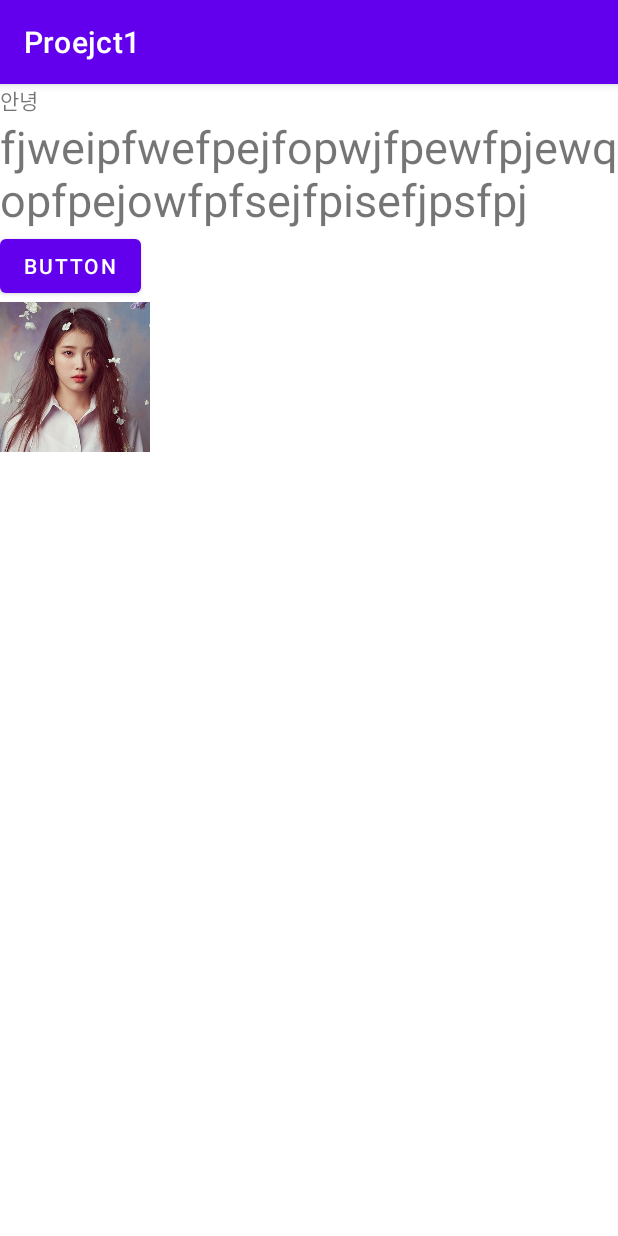
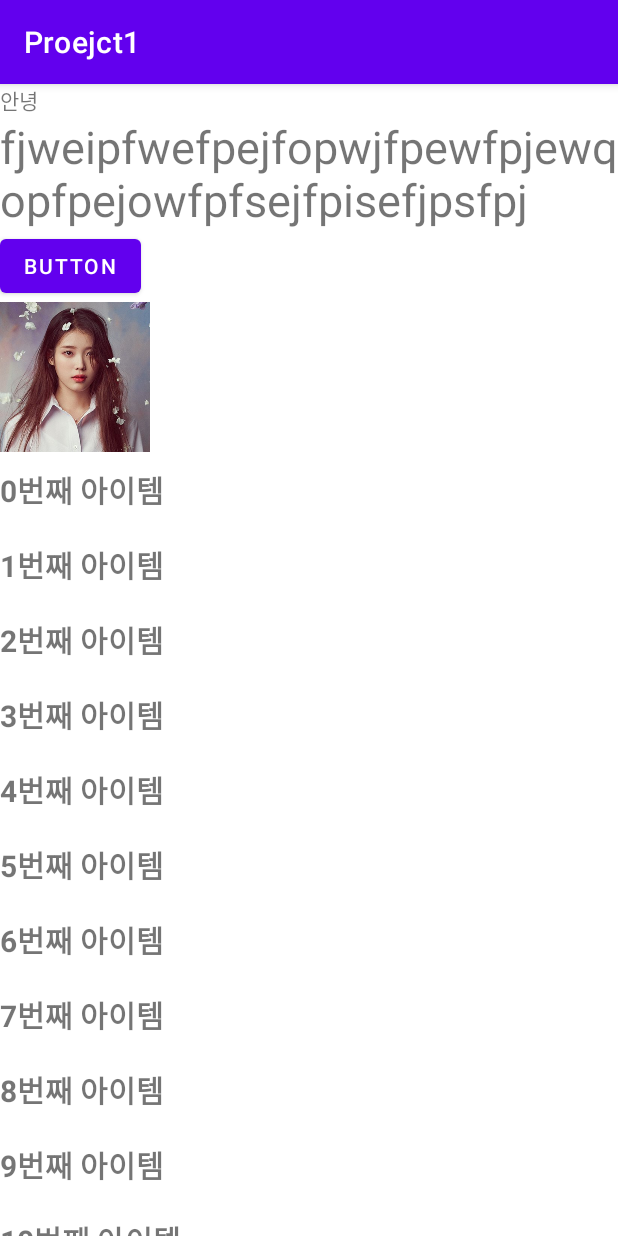
Before and after one commit to cktkdrms66/project1, an Android app: the screen it shows after launch (MainActivity), on a phone screen of 412 x 824 dp. Run offline under Robolectric (Android 15) with nearby library versions, the phone set to English and light mode, and no system bars.

Commit message:
리사이클러뷰 추가

```diff
--- a/Proejct1/app/src/main/java/com/example/proejct1/MainActivity.java
+++ b/Proejct1/app/src/main/java/com/example/proejct1/MainActivity.java
@@ -1,12 +1,16 @@
 package com.example.proejct1;
 
 import androidx.appcompat.app.AppCompatActivity;
+import androidx.recyclerview.widget.LinearLayoutManager;
+import androidx.recyclerview.widget.RecyclerView;
 
 import android.os.Bundle;
 import android.view.View;
 import android.widget.Button;
 import android.widget.ImageView;
 import android.widget.TextView;
+
+import java.util.ArrayList;
 
 public class MainActivity extends AppCompatActivity {
 
@@ -16,15 +20,19 @@ public class MainActivity extends AppCompatActivity {
 
     ImageView img;
 
+    RecyclerView recyclerView;
+
     @Override
     protected void onCreate(Bundle savedInstanceState) {
         super.onCreate(savedInstanceState);
         setContentView(R.layout.activity_main);
 
 
-        textView1 = findViewById(R.id.textView);
+        textView1 = findViewById(R.id.name);
         button = findViewById(R.id.button111);
         img = findViewById(R.id.iuimg);
+        recyclerView = findViewById(R.id.recylerview);
+
 
         textView1.setText("fjweipfwefpejfopwjfpewfpjewqopfpejowfpfsejfpisefjpsfpj");
 
@@ -36,5 +44,21 @@ public class MainActivity extends AppCompatActivity {
         });
 
 
+        recyclerView.setLayoutManager(new LinearLayoutManager(this, RecyclerView.VERTICAL, false)) ; // 상하 스크롤
+
+        Tab1Adapter adapter = new Tab1Adapter();
+
+        ArrayList<String> tests = new ArrayList<>();
+        for (int i = 0; i < 100; i++) {
+            String str = i + "번째 아이템";
+            tests.add(str);
+        }
+
+        adapter.setItems(tests);
+
+        recyclerView.setAdapter(adapter);
+
+
+
     }
 }
--- /dev/null
+++ b/Proejct1/app/src/main/java/com/example/proejct1/Tab1Adapter.java
@@ -0,0 +1,44 @@
+package com.example.proejct1;
+
+import android.content.Context;
+import android.view.LayoutInflater;
+import android.view.View;
+import android.view.ViewGroup;
+
+import androidx.annotation.NonNull;
+import androidx.recyclerview.widget.RecyclerView;
+
+import java.util.ArrayList;
+
+public class Tab1Adapter extends RecyclerView.Adapter<Tab1ViewHolder> {
+
+    private ArrayList<String> accounts;
+
+    public Tab1Adapter() {
+        accounts = new ArrayList<>();
+    }
+
+    @NonNull
+    @Override
+    public Tab1ViewHolder onCreateViewHolder(@NonNull ViewGroup parent, int viewType) {
+        Context context = parent.getContext();
+        LayoutInflater inflater = (LayoutInflater) context.getSystemService(Context.LAYOUT_INFLATER_SERVICE);
+        View view = inflater.inflate(R.layout.tab_1_item, parent, false);
+        return new Tab1ViewHolder(context, view);
+    }
+
+    @Override
+    public void onBindViewHolder(@NonNull Tab1ViewHolder holder, int position) {
+        holder.textView.setText(accounts.get(position));
+    }
+
+    @Override
+    public int getItemCount() {
+        return accounts.size();
+    }
+
+    public void setItems(ArrayList<String> items) {
+        accounts = items;
+    }
+
+}
--- /dev/null
+++ b/Proejct1/app/src/main/java/com/example/proejct1/Tab1ViewHolder.java
@@ -0,0 +1,18 @@
+package com.example.proejct1;
+
+import android.content.Context;
+import android.view.View;
+import android.widget.TextView;
+
+import androidx.recyclerview.widget.RecyclerView;
+
+public class Tab1ViewHolder extends RecyclerView.ViewHolder {
+
+    TextView textView;
+
+    Tab1ViewHolder(Context context, View itemView) {
+        super(itemView);
+
+        textView = itemView.findViewById(R.id.name);
+    }
+}
--- a/Proejct1/app/src/main/res/layout/activity_main.xml
+++ b/Proejct1/app/src/main/res/layout/activity_main.xml
@@ -14,7 +14,7 @@
         android:text="안녕" />
 
     <TextView
-        android:id="@+id/textView"
+        android:id="@+id/name"
         android:layout_width="wrap_content"
         android:layout_height="wrap_content"
         android:text="ㄹㅂㄷㄹㄷㄹㅂ"
@@ -32,4 +32,9 @@
         android:layout_height="100dp"
         app:srcCompat="@drawable/iu" />
 
+    <androidx.recyclerview.widget.RecyclerView
+        android:id="@+id/recylerview"
+        android:layout_width="match_parent"
+        android:layout_height="match_parent" />
+
 </LinearLayout>
--- /dev/null
+++ b/Proejct1/app/src/main/res/layout/tab_1_item.xml
@@ -0,0 +1,17 @@
+<?xml version="1.0" encoding="utf-8"?>
+<RelativeLayout
+    xmlns:android="http://schemas.android.com/apk/res/android"
+    android:layout_width="match_parent"
+    android:layout_height="50dp">
+
+    <TextView
+        android:id="@+id/name"
+        android:layout_width="match_parent"
+        android:layout_height="match_parent"
+        android:layout_alignParentLeft="true"
+        android:gravity="center_vertical"
+        android:text="text text text text"
+        android:textSize="20dp"
+        android:textStyle="bold" />
+
+</RelativeLayout>
```
